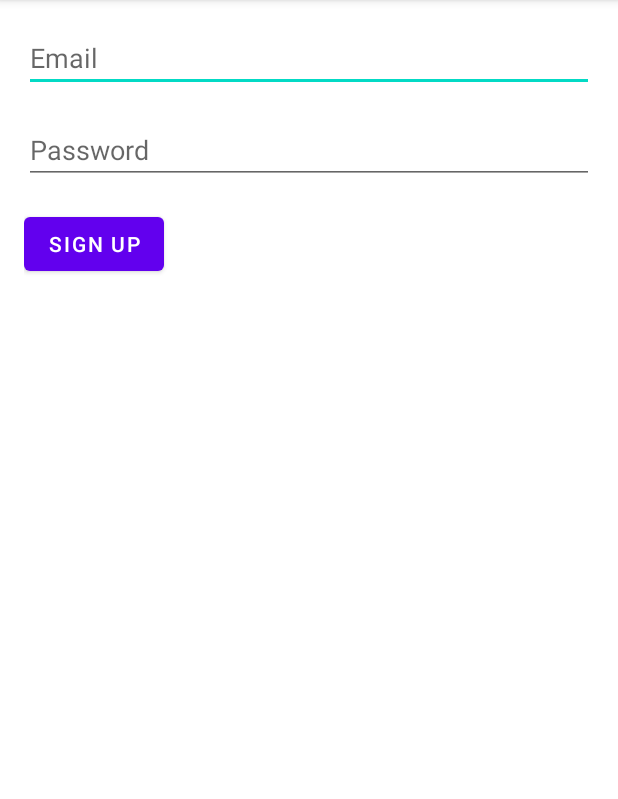
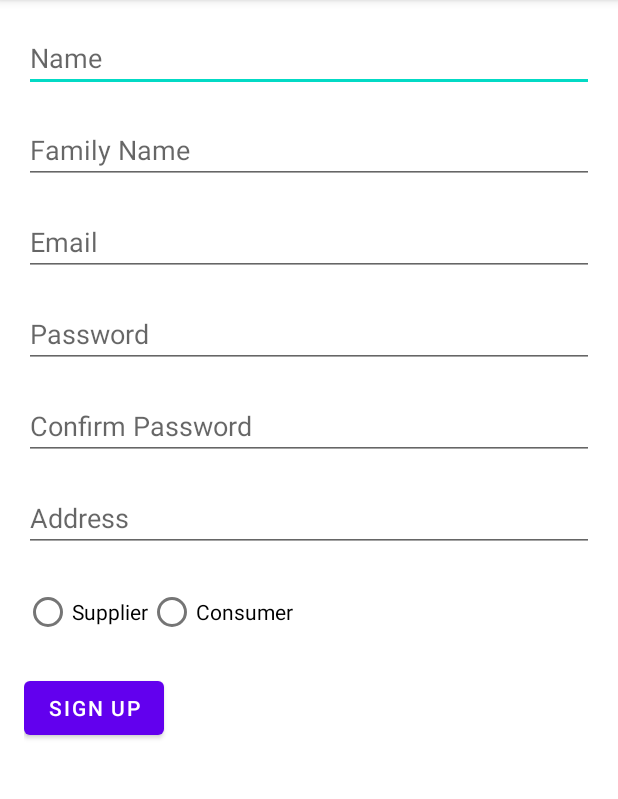
Before and after one commit to elisham1/CoShop, an Android app built with Jetpack Compose: the EmailSignupActivity screen opened directly, with no data from a screen before it, on a phone screen of 412 x 824 dp, the part 84-883 px from its top. Run offline under Robolectric (Android 15) with nearby library versions, the phone set to English and light mode, and no system bars; our stand-ins replace Firebase (no records; nobody signed in at launch, a user with empty details on screens opened directly).

Commit message:
change the signup page

```diff
--- a/app/src/main/java/com/elisham/coshop/EmailSignupActivity.java
+++ b/app/src/main/java/com/elisham/coshop/EmailSignupActivity.java
@@ -6,6 +6,7 @@ import android.view.MenuItem;
 import android.view.View;
 import android.widget.Button;
 import android.widget.EditText;
+import android.widget.Toast;
 
 import androidx.annotation.NonNull;
 import androidx.appcompat.app.ActionBar;
@@ -83,6 +84,8 @@ public class EmailSignupActivity extends AppCompatActivity {
                             startActivity(intent);
                         } else {
                             // If sign in fails, display a message to the user.
+                            Toast.makeText(EmailSignupActivity.this, "Signup failed: " + task.getException().getMessage(),
+                                    Toast.LENGTH_SHORT).show();
                             Intent intent = new Intent(EmailSignupActivity.this, MainActivity.class);
                             startActivity(intent);
                         }
--- a/app/src/main/res/layout/activity_email_signup.xml
+++ b/app/src/main/res/layout/activity_email_signup.xml
@@ -5,9 +5,27 @@
     android:padding="16dp">
 
     <EditText
+        android:id="@+id/nameEditText"
+        android:layout_width="match_parent"
+        android:layout_height="wrap_content"
+        android:hint="Name"
+        android:inputType="text" />
+
+    <EditText
+        android:id="@+id/familyNameEditText"
+        android:layout_width="match_parent"
+        android:layout_height="wrap_content"
+        android:layout_below="@id/nameEditText"
+        android:layout_marginTop="16dp"
+        android:hint="Family Name"
+        android:inputType="text" />
+
+    <EditText
         android:id="@+id/emailEditText"
         android:layout_width="match_parent"
         android:layout_height="wrap_content"
+        android:layout_below="@id/familyNameEditText"
+        android:layout_marginTop="16dp"
         android:hint="Email"
         android:inputType="textEmailAddress" />
 
@@ -20,11 +38,50 @@
         android:hint="Password"
         android:inputType="textPassword" />
 
+    <EditText
+        android:id="@+id/confirmPasswordEditText"
+        android:layout_width="match_parent"
+        android:layout_height="wrap_content"
+        android:layout_below="@id/passwordEditText"
+        android:layout_marginTop="16dp"
+        android:hint="Confirm Password"
+        android:inputType="textPassword" />
+
+    <EditText
+        android:id="@+id/addressEditText"
+        android:layout_width="match_parent"
+        android:layout_height="wrap_content"
+        android:layout_below="@id/confirmPasswordEditText"
+        android:layout_marginTop="16dp"
+        android:hint="Address"
+        android:inputType="text" />
+
+    <LinearLayout
+        android:id="@+id/choiceLinearLayout"
+        android:layout_width="match_parent"
+        android:layout_height="wrap_content"
+        android:layout_below="@id/addressEditText"
+        android:layout_marginTop="16dp"
+        android:orientation="horizontal">
+
+        <RadioButton
+            android:id="@+id/supplierRadioButton"
+            android:layout_width="wrap_content"
+            android:layout_height="wrap_content"
+            android:text="Supplier" />
+
+        <RadioButton
+            android:id="@+id/consumerRadioButton"
+            android:layout_width="wrap_content"
+            android:layout_height="wrap_content"
+            android:text="Consumer" />
+    </LinearLayout>
+
     <Button
         android:id="@+id/signUpButton"
         android:layout_width="wrap_content"
         android:layout_height="wrap_content"
-        android:layout_below="@id/passwordEditText"
+        android:layout_below="@id/choiceLinearLayout"
         android:layout_marginTop="16dp"
         android:text="Sign Up" />
 
```
Also changed, not shown: app/src/main/java/com/elisham/coshop/User.java (added, +62 -0 lines), app/src/main/res/layout/activity_login.xml (+1 -24 lines), app/src/main/res/layout/activity_signup.xml (+1 -38 lines).
